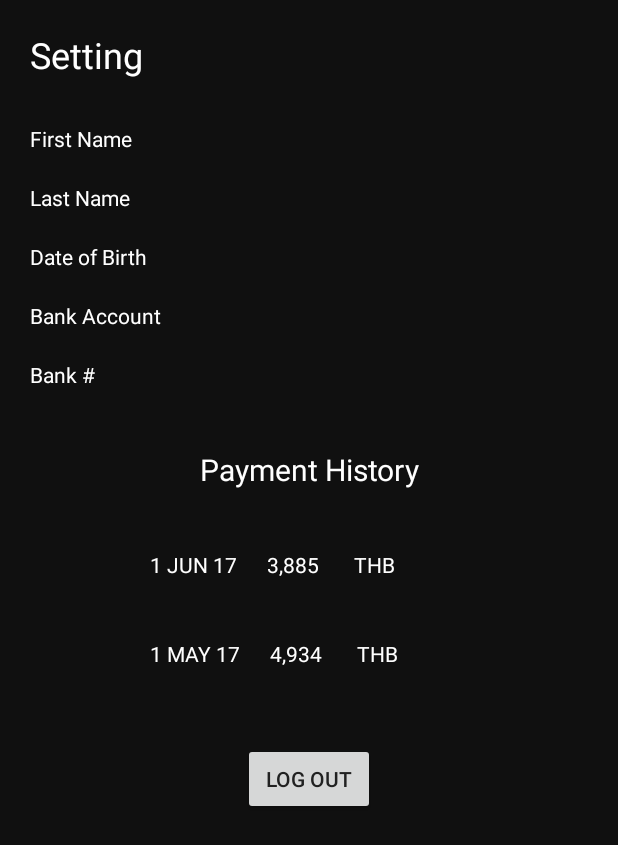
After one commit to 5un/act-android, an Android app: the layout fragment_setting.xml on its own in the app's theme, with its tools: preview values and no code run, on a phone screen of 412 x 824 dp. The commit adds this screen. Shown: the top 845 px of the screen. Run offline under Robolectric (Android 15) with nearby library versions, the phone set to English and light mode, and no system bars.

Commit message:
Add Setting Page

```diff
--- a/demo/src/main/java/com/boringapp/boringapp/LoginActivity.java
+++ b/demo/src/main/java/com/boringapp/boringapp/LoginActivity.java
@@ -30,6 +30,7 @@ import com.facebook.AccessToken;
 import com.facebook.CallbackManager;
 import com.facebook.FacebookCallback;
 import com.facebook.FacebookException;
+import com.facebook.ProfileTracker;
 import com.facebook.login.LoginResult;
 import com.facebook.login.widget.LoginButton;
 
@@ -62,6 +63,8 @@ public class LoginActivity extends AppCompatActivity {
         loginButton.setReadPermissions("email", "public_profile", "user_friends");
 
         loginButton.registerCallback(callbackManager, new FacebookCallback<LoginResult>() {
+            private ProfileTracker mProfileTracker;
+
             @Override
             public void onSuccess(LoginResult loginResult) {
                 // App code
--- a/demo/src/main/java/com/boringapp/boringapp/MainPagerAdapter.java
+++ b/demo/src/main/java/com/boringapp/boringapp/MainPagerAdapter.java
@@ -30,7 +30,7 @@ import android.view.ViewGroup;
  */
 
 public class MainPagerAdapter extends FragmentPagerAdapter {
-    private static int NUM_ITEMS = 3;
+    private static int NUM_ITEMS = 4;
 
     public MainPagerAdapter(FragmentManager fragmentManager) {
         super(fragmentManager);
@@ -53,6 +53,8 @@ public class MainPagerAdapter extends FragmentPagerAdapter {
                 return BlankFragment.newInstance();
             case 2: // Fragment # 1 - This will show SecondFragment
                 return FriendsFragment.newInstance();
+            case 3: // Fragment # 3 - This will show SettingFragment
+                return SettingFragment.newInstance();
             default:
                 return null;
         }
--- /dev/null
+++ b/demo/src/main/res/layout/fragment_setting.xml
@@ -0,0 +1,116 @@
+<LinearLayout xmlns:android="http://schemas.android.com/apk/res/android"
+    xmlns:tools="http://schemas.android.com/tools"
+    android:layout_width="match_parent"
+    android:layout_height="match_parent"
+    android:orientation="vertical"
+    android:background="@color/backgroundColor"
+    tools:context="com.boringapp.boringapp.SettingFragment">
+
+    <!-- TODO: Update blank fragment layout -->
+    <TextView
+        android:layout_width="match_parent"
+        android:layout_height="wrap_content"
+        android:padding="20dp"
+        android:textColor="@android:color/white"
+        android:textSize="24sp"
+        android:text="Setting" />
+
+    <TextView
+        android:id="@+id/firstNameTextView"
+        android:layout_width="match_parent"
+        android:layout_height="wrap_content"
+        android:paddingTop="10dp"
+        android:paddingBottom="10dp"
+        android:paddingLeft="20dp"
+        android:paddingRight="20dp"
+        android:textColor="@android:color/white"
+        android:text="First Name" />
+
+    <TextView
+        android:id="@+id/lastNameTextView"
+        android:layout_width="match_parent"
+        android:layout_height="wrap_content"
+        android:paddingTop="10dp"
+        android:paddingBottom="10dp"
+        android:paddingLeft="20dp"
+        android:paddingRight="20dp"
+        android:textColor="@android:color/white"
+        android:text="Last Name" />
+
+    <TextView
+        android:id="@+id/dateOfBirthTextView"
+        android:layout_width="match_parent"
+        android:layout_height="wrap_content"
+        android:paddingTop="10dp"
+        android:paddingBottom="10dp"
+        android:paddingLeft="20dp"
+        android:paddingRight="20dp"
+        android:textColor="@android:color/white"
+        android:text="Date of Birth" />
+
+    <TextView
+        android:id="@+id/bankAccountTextView"
+        android:layout_width="match_parent"
+        android:layout_height="wrap_content"
+        android:paddingTop="10dp"
+        android:paddingBottom="10dp"
+        android:paddingLeft="20dp"
+        android:paddingRight="20dp"
+        android:textColor="@android:color/white"
+        android:text="Bank Account" />
+
+    <TextView
+        android:id="@+id/bankTextView"
+        android:layout_width="match_parent"
+        android:layout_height="wrap_content"
+        android:paddingTop="10dp"
+        android:paddingBottom="10dp"
+        android:paddingLeft="20dp"
+        android:paddingRight="20dp"
+        android:textColor="@android:color/white"
+        android:text="Bank #" />
+
+    <TextView
+        android:layout_width="match_parent"
+        android:layout_height="wrap_content"
+        android:padding="20dp"
+        android:layout_marginTop="10dp"
+        android:textAlignment="center"
+        android:textColor="@android:color/white"
+        android:textSize="20dp"
+        android:text="Payment History" />
+
+    <TextView
+        android:layout_width="match_parent"
+        android:layout_height="wrap_content"
+        android:paddingTop="20dp"
+        android:paddingBottom="20dp"
+        android:paddingLeft="100dp"
+        android:paddingRight="20dp"
+        android:textColor="@android:color/white"
+        android:text="1 JUN 17      3,885       THB" />
+
+    <TextView
+        android:layout_width="match_parent"
+        android:layout_height="wrap_content"
+        android:paddingTop="20dp"
+        android:paddingBottom="20dp"
+        android:paddingLeft="100dp"
+        android:paddingRight="20dp"
+        android:textColor="@android:color/white"
+        android:text="1 MAY 17      4,934       THB" />
+
+    <LinearLayout
+        android:layout_width="match_parent"
+        android:layout_height="wrap_content"
+        android:orientation="vertical"
+        android:padding="30dp">
+        <Button
+            android:id="@+id/logOutButton"
+            android:layout_width="wrap_content"
+            android:layout_height="wrap_content"
+            android:layout_gravity="center_horizontal"
+            android:text="Log out"/>
+    </LinearLayout>
+
+</LinearLayout>
```
Also changed, not shown: demo/src/main/java/com/boringapp/boringapp/MainActivity.java (+14 -0 lines), demo/src/main/java/com/boringapp/boringapp/ProfileFragment.java (+31 -4 lines), demo/src/main/java/com/boringapp/boringapp/SettingFragment.java (added, +110 -0 lines).
